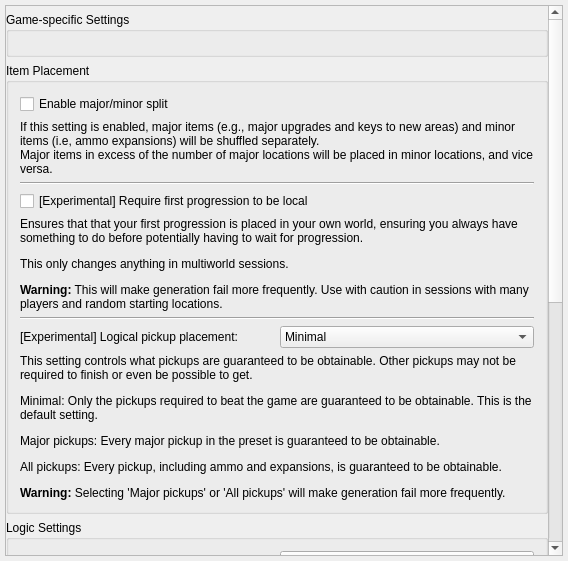
randovania/randovania, file randovania/gui/ui_files/preset_generation.ui: the form before one commit.
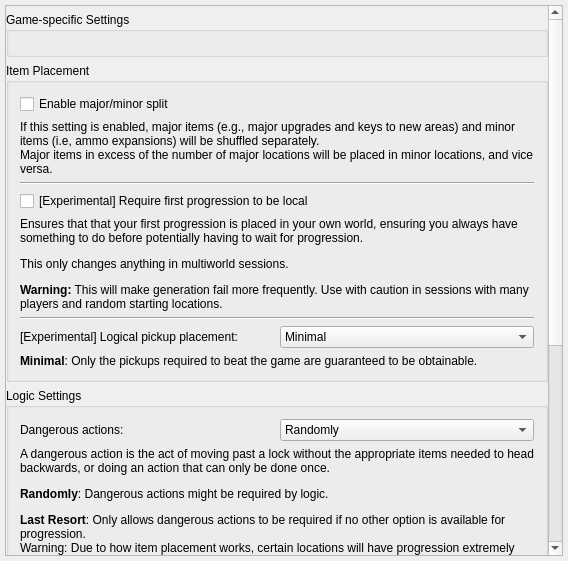
The form after the commit.

What changed in the file:
```diff
--- a/randovania/gui/ui_files/preset_generation.ui
+++ b/randovania/gui/ui_files/preset_generation.ui
@@ -42,9 +42,9 @@
        <property name="geometry">
         <rect>
          <x>0</x>
-         <y>-99</y>
+         <y>0</y>
          <width>539</width>
-         <height>1044</height>
+         <height>900</height>
         </rect>
        </property>
        <layout class="QVBoxLayout" name="verticalLayout_3">
@@ -159,7 +159,7 @@
            <item>
             <widget class="QLabel" name="logical_pickup_placement_description">
              <property name="text">
-              <string>&lt;html&gt;&lt;head/&gt;&lt;body&gt;&lt;p&gt;This setting controls what pickups are guaranteed to be obtainable. Other pickups may not be required to finish or even be possible to get.&lt;/p&gt;&lt;p&gt;Minimal: Only the pickups required to beat the game are guaranteed to be obtainable. This is the default setting.&lt;/p&gt;&lt;p&gt;Major pickups: Every major pickup in the preset is guaranteed to be obtainable.&lt;/p&gt;&lt;p&gt;All pickups: Every pickup, including ammo and expansions, is guaranteed to be obtainable.&lt;/p&gt;&lt;p&gt;&lt;span style=&quot; font-weight:700;&quot;&gt;Warning:&lt;/span&gt; Selecting 'Major pickups' or 'All pickups' will make generation fail more frequently.&lt;/p&gt;&lt;/body&gt;&lt;/html&gt;</string>
+              <string>&lt;html&gt;&lt;head/&gt;&lt;body&gt;&lt;p&gt;&lt;span style=&quot; font-weight:700;&quot;&gt;Minimal&lt;/span&gt;: Only the pickups required to beat the game are guaranteed to be obtainable.&lt;/p&gt;&lt;/body&gt;&lt;/html&gt;</string>
              </property>
              <property name="wordWrap">
               <bool>true</bool>
```
